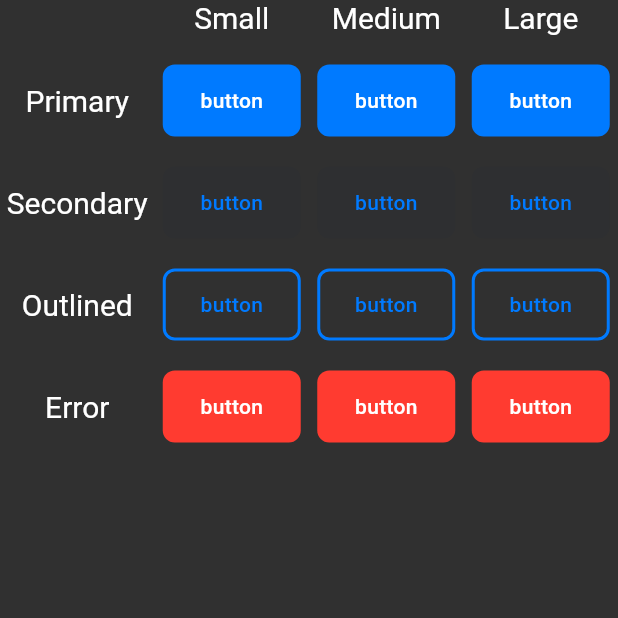
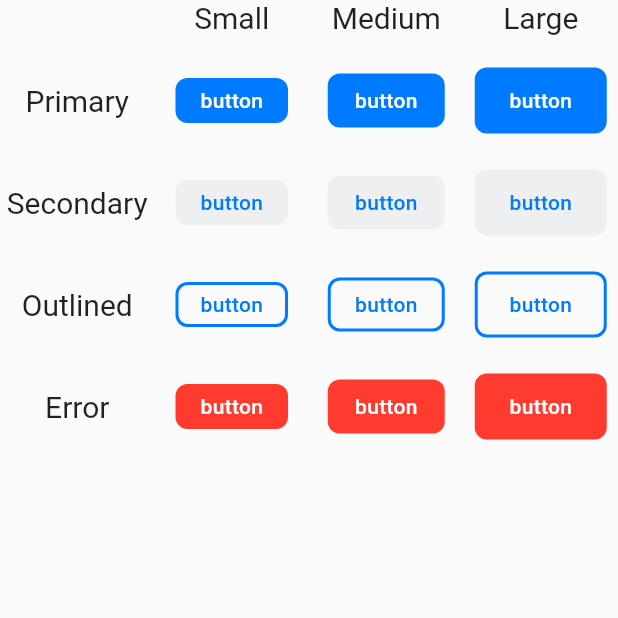
Before and after one commit to san-smith/design_system_template, a Flutter app: the screen it shows after launch, on a phone screen of 412 x 824 dp, the top half of it. Run offline on Flutter 3.47's test engine with Material 2 defaults, Android fonts, the phone set to English and light mode, and no system bars.

Commit message:
Add buttons scaling

```diff
--- a/lib/main.dart
+++ b/lib/main.dart
@@ -15,7 +15,7 @@ class Application extends StatelessWidget {
       title: 'Flutter Design System Demo',
       theme: lightTheme,
       darkTheme: darkTheme,
-      themeMode: ThemeMode.dark,
+      themeMode: ThemeMode.light,
       home: HomeScreen(),
     );
   }
--- a/lib/presentation/home/home_screen.dart
+++ b/lib/presentation/home/home_screen.dart
@@ -1,6 +1,5 @@
 import 'package:design_system_template/presentation/home/label.dart';
 import 'package:design_system_template/presentation/ui/buttons/base_button.dart';
-import 'package:design_system_template/presentation/ui/themes/button_type.dart';
 import 'package:flutter/material.dart';
 
 class HomeScreen extends StatefulWidget {
@@ -57,16 +56,19 @@ class _HomeScreenState extends State<HomeScreen> {
       Label('Primary'),
       BaseButton(
         type: ButtonType.primary,
+        scale: ButtonScale.small,
         child: _buttonTitle,
         onPressed: () {},
       ),
       BaseButton(
         type: ButtonType.primary,
+        scale: ButtonScale.medium,
         child: _buttonTitle,
         onPressed: () {},
       ),
       BaseButton(
         type: ButtonType.primary,
+        scale: ButtonScale.large,
         child: _buttonTitle,
         onPressed: () {},
       ),
@@ -78,16 +80,19 @@ class _HomeScreenState extends State<HomeScreen> {
       Label('Secondary'),
       BaseButton(
         type: ButtonType.secondary,
+        scale: ButtonScale.small,
         child: _buttonTitle,
         onPressed: () {},
       ),
       BaseButton(
         type: ButtonType.secondary,
+        scale: ButtonScale.medium,
         child: _buttonTitle,
         onPressed: () {},
       ),
       BaseButton(
         type: ButtonType.secondary,
+        scale: ButtonScale.large,
         child: _buttonTitle,
         onPressed: () {},
       ),
@@ -99,16 +104,19 @@ class _HomeScreenState extends State<HomeScreen> {
       Label('Outlined'),
       BaseButton(
         type: ButtonType.outlined,
+        scale: ButtonScale.small,
         child: _buttonTitle,
         onPressed: () {},
       ),
       BaseButton(
         type: ButtonType.outlined,
+        scale: ButtonScale.medium,
         child: _buttonTitle,
         onPressed: () {},
       ),
       BaseButton(
         type: ButtonType.outlined,
+        scale: ButtonScale.large,
         child: _buttonTitle,
         onPressed: () {},
       ),
@@ -120,16 +128,19 @@ class _HomeScreenState extends State<HomeScreen> {
       Label('Error'),
       BaseButton(
         type: ButtonType.error,
+        scale: ButtonScale.small,
         child: _buttonTitle,
         onPressed: () {},
       ),
       BaseButton(
         type: ButtonType.error,
+        scale: ButtonScale.medium,
         child: _buttonTitle,
         onPressed: () {},
       ),
       BaseButton(
         type: ButtonType.error,
+        scale: ButtonScale.large,
         child: _buttonTitle,
         onPressed: () {},
       ),
--- a/lib/presentation/ui/buttons/base_button.dart
+++ b/lib/presentation/ui/buttons/base_button.dart
@@ -3,22 +3,26 @@ import 'package:flutter/material.dart';
 
 enum ButtonType { primary, secondary, outlined, error }
 
+enum ButtonScale { small, medium, large }
+
 class BaseButton extends StatelessWidget {
   const BaseButton({
     Key? key,
     required this.type,
+    required this.scale,
     this.onPressed,
     required this.child,
   }) : super(key: key);
 
   final ButtonType type;
+  final ButtonScale scale;
   final void Function()? onPressed;
   final Widget child;
 
   @override
   Widget build(BuildContext context) {
     return TextButton(
-      style: _getStyleByType(context),
+      style: _getStyleByScale(_getStyleByType(context)),
       onPressed: onPressed,
       child: child,
     );
@@ -36,4 +40,18 @@ class BaseButton extends StatelessWidget {
         return getButtonStyleType(context).error;
     }
   }
+
+  ButtonStyle _getStyleByScale(ButtonStyle style) {
+    switch (scale) {
+      case ButtonScale.small:
+        return style.copyWith(minimumSize: MaterialStateProperty.all(const Size(75, 30)));
+      case ButtonScale.medium:
+        return style.copyWith(minimumSize: MaterialStateProperty.all(const Size(78, 36)));
+      case ButtonScale.large:
+        return style.copyWith(
+          minimumSize: MaterialStateProperty.all(const Size(88, 44)),
+          padding: MaterialStateProperty.all(EdgeInsets.symmetric(horizontal: 20)),
+        );
+    }
+  }
 }
```
